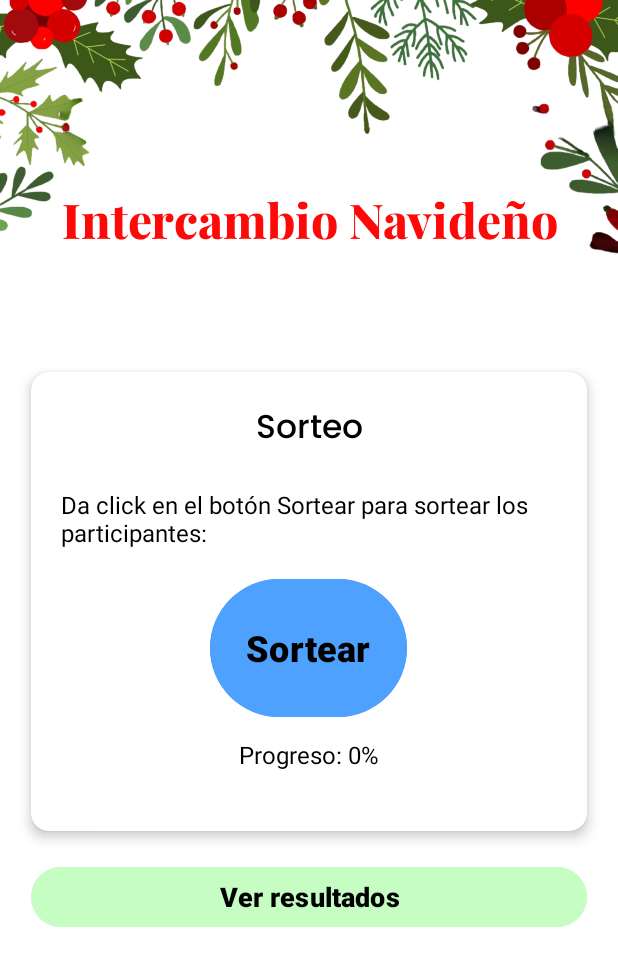
After one commit to Okynos03/AppIntercambio, an Android app: the layout activity_raffle.xml on its own in the app's theme, with its tools: preview values and no code run, on a phone screen of 412 x 824 dp. The commit adds this screen. Shown: the top 966 px of the screen. Run offline under Robolectric (Android 15) with nearby library versions, the phone set to English and light mode, and no system bars.

Commit message:
Creation of the raffle interface

```diff
--- /dev/null
+++ b/app/src/main/java/com/example/appintercambio/RaffleActivity.java
@@ -0,0 +1,91 @@
+package com.example.appintercambio;
+
+import android.content.Intent;
+import android.os.Bundle;
+import android.view.View;
+import android.widget.Button;
+import android.widget.TextView;
+import android.widget.Toast;
+
+import androidx.appcompat.app.AppCompatActivity;
+
+public class RaffleActivity extends AppCompatActivity {
+    private TextView tvProgreso;
+    private Button btnSortear;
+    private Button btnVerResultados;
+    private boolean isRaffleCompleted = false; // comprobar que se hizo el sorteo
+
+    @Override
+    protected void onCreate(Bundle savedInstanceState) {
+        super.onCreate(savedInstanceState);
+        setContentView(R.layout.activity_raffle);
+
+        tvProgreso = findViewById(R.id.tvProgreso);
+        btnSortear = findViewById(R.id.btnSortear);
+        btnVerResultados = findViewById(R.id.btnVerResultados);
+
+        // Deshabilita el botón "Ver Resultados" inicialmente
+        //btnVerResultados.setEnabled(false);
+
+        // Botón para iniciar el algoritmo de sorteo
+        btnSortear.setOnClickListener(new View.OnClickListener() {
+            @Override
+            public void onClick(View v) {
+                btnSortear.setEnabled(false);
+                iniciarAlgoritmoDeSorteo();
+            }
+        });
+
+        // Te lleva a la activity de resultados
+        btnVerResultados.setOnClickListener(new View.OnClickListener() {
+            @Override
+            public void onClick(View v) {
+
+                if (isRaffleCompleted) {
+                    System.out.println("holaaaaaaaa");
+                    // Inicia la nueva actividad
+                    //Intent intent = new Intent(RaffleActivity.this, ResultadoActivity.class);
+                    //startActivity(intent);
+                } else {
+                    // Muestra un Toast indicando que primero debes realizar el sorteo
+                    Toast.makeText(RaffleActivity.this, "Debes realizar el sorteo antes de ver los resultados", Toast.LENGTH_SHORT).show();
+                }
+            }
+        });
+    }
+
+    private void iniciarAlgoritmoDeSorteo() {
+        // Aquí se ejecuta el algoritmo de sorteo
+        // Simulacion del algoritmo para fines practicos xd
+        new Thread(new Runnable() {
+            @Override
+            public void run() {
+                // Simula pasos del algoritmo
+                for (int i = 1; i <= 100; i++) {
+                    final int progreso = i;
+
+                    // Actualiza el TextView en el hilo de la interfaz de usuario
+                    runOnUiThread(new Runnable() {
+                        @Override
+                        public void run() {
+                            tvProgreso.setText("Progreso: " + progreso + "%");
+
+                            // Habilita el boton Ver Resultados cuando el progreso llega al 100%
+                            if (progreso == 100) {
+                                btnVerResultados.setEnabled(true);
+                                isRaffleCompleted = true; // Establece que el sorteo ha sido completado
+                            }
+                        }
+                    });
+
+                    // Simula tiempo de procesamiento
+                    try {
+                        Thread.sleep(25); // Pausa de 50 milisegundos
+                    } catch (InterruptedException e) {
+                        e.printStackTrace();
+                    }
+                }
+            }
+        }).start();
+    }
+}
--- /dev/null
+++ b/app/src/main/res/layout/activity_raffle.xml
@@ -0,0 +1,146 @@
+<?xml version="1.0" encoding="utf-8"?>
+<androidx.constraintlayout.widget.ConstraintLayout xmlns:android="http://schemas.android.com/apk/res/android"
+    xmlns:app="http://schemas.android.com/apk/res-auto"
+    android:id="@+id/registro"
+    android:layout_width="match_parent"
+    android:layout_height="match_parent"
+    android:background="@android:color/white">
+
+    <!-- Guidelines para establecer los márgenes -->
+    <androidx.constraintlayout.widget.Guideline
+        android:id="@+id/guideline_top"
+        android:layout_width="wrap_content"
+        android:layout_height="wrap_content"
+        android:orientation="horizontal"
+        app:layout_constraintGuide_percent="0.05" />
+
+    <androidx.constraintlayout.widget.Guideline
+        android:id="@+id/guideline_bottom"
+        android:layout_width="wrap_content"
+        android:layout_height="wrap_content"
+        android:orientation="horizontal"
+        app:layout_constraintGuide_percent="0.96" />
+
+    <androidx.constraintlayout.widget.Guideline
+        android:id="@+id/guideline_start"
+        android:layout_width="wrap_content"
+        android:layout_height="wrap_content"
+        android:orientation="vertical"
+        app:layout_constraintGuide_percent="0.05" />
+
+    <androidx.constraintlayout.widget.Guideline
+        android:id="@+id/guideline_end"
+        android:layout_width="wrap_content"
+        android:layout_height="wrap_content"
+        android:orientation="vertical"
+        app:layout_constraintGuide_percent="0.95" />
+
+    <!-- Imagen decorativa en la parte superior -->
+    <ImageView
+        android:id="@+id/headerDecoration"
+        android:layout_width="match_parent"
+        android:layout_height="wrap_content"
+        android:src="@drawable/listonnochebuena"
+        android:scaleType="fitXY"
+        android:adjustViewBounds="true"
+        app:layout_constraintTop_toTopOf="parent"
+        app:layout_constraintStart_toStartOf="parent"
+        app:layout_constraintEnd_toEndOf="parent"
+        android:layout_marginBottom="8dp"/>
+
+    <!-- Título -->
+    <TextView
+        android:id="@+id/titleTextView"
+        android:layout_width="0dp"
+        android:layout_height="wrap_content"
+        android:gravity="center"
+        android:text="Intercambio Navideño"
+        android:textColor="#FF0808"
+        android:textSize="32sp"
+        android:fontFamily="@font/play_bold"
+        app:layout_constraintEnd_toEndOf="@id/guideline_end"
+        app:layout_constraintStart_toStartOf="@id/guideline_start"
+        app:layout_constraintTop_toTopOf="@id/guideline_top"
+        android:layout_marginTop="80dp"/>
+
+    <!-- Card del formulario -->
+    <androidx.cardview.widget.CardView
+        android:id="@+id/formCardView"
+        android:layout_width="0dp"
+        android:layout_height="wrap_content"
+        android:layout_marginTop="80dp"
+        app:cardBackgroundColor="#FFFFFF"
+        app:cardCornerRadius="12dp"
+        app:cardElevation="5dp"
+        app:strokeWidth="10dp"
+        app:strokeColor="#000000"
+        app:layout_constraintEnd_toEndOf="@id/guideline_end"
+        app:layout_constraintStart_toStartOf="@id/guideline_start"
+        app:layout_constraintTop_toBottomOf="@id/titleTextView">
+
+        <LinearLayout
+            android:layout_width="match_parent"
+            android:layout_height="wrap_content"
+            android:orientation="vertical"
+            android:padding="20dp">
+
+            <!-- Texto Sorteo -->
+            <TextView
+                android:layout_width="match_parent"
+                android:layout_height="wrap_content"
+                android:text="Sorteo"
+                android:textColor="#000000"
+                android:textSize="22sp"
+                android:fontFamily="@font/poppins"
+                android:gravity="center"
+                android:layout_marginBottom="20dp"/>
+
+            <TextView
+                android:id="@+id/tvInstruccion"
+                android:layout_width="wrap_content"
+                android:layout_height="wrap_content"
+                android:text="@string/instruccion_sorteo"
+                android:textColor="@android:color/black"
+                android:textSize="16sp"
+                android:layout_marginBottom="16dp"/>
+
+            <Button
+                android:id="@+id/btnSortear"
+                android:layout_width="wrap_content"
+                android:layout_height="100dp"
+                android:layout_gravity="center"
+                android:layout_marginBottom="10dp"
+                android:backgroundTint="#4EA1FF"
+                android:text="@string/boton_sortear"
+                android:textColor="@android:color/black"
+                android:textSize="24sp"
+                android:textStyle="bold" />
+
+            <TextView
+                android:id="@+id/tvProgreso"
+                android:layout_width="wrap_content"
+                android:layout_height="wrap_content"
+                android:text="@string/progreso"
+                android:textColor="@android:color/black"
+                android:textSize="16sp"
+                android:layout_gravity="center"
+                android:layout_marginBottom="20dp"/>
+        </LinearLayout>
+    </androidx.cardview.widget.CardView>
+
+    <!-- Botón Ver Resultados -->
+    <Button
+        android:id="@+id/btnVerResultados"
+        android:layout_width="0dp"
+        android:layout_height="wrap_content"
+        android:text="@string/ver_resultados"
+        android:textSize="18sp"
+        android:textStyle="bold"
+        android:backgroundTint="#C5FDC3"
+        android:textColor="@android:color/black"
+        android:layout_marginTop="20dp"
+        android:layout_marginBottom="20dp"
+        app:layout_constraintTop_toBottomOf="@id/formCardView"
+        app:layout_constraintStart_toStartOf="@id/formCardView"
+        app:layout_constraintEnd_toEndOf="@id/formCardView"/>
+</androidx.constraintlayout.widget.ConstraintLayout>
--- a/app/src/main/res/values/strings.xml
+++ b/app/src/main/res/values/strings.xml
@@ -1,3 +1,9 @@
 <resources>
-    <string name="app_name">AppIntercambio</string>
+    <string name="app_name">Intercambio Navideño</string>
+    <string name="titulo_intercambio">Intercambio Navideño</string>
+    <string name="subtitulo_sorteo">Sorteo</string>
+    <string name="instruccion_sorteo">Da click en el botón Sortear para sortear los participantes:</string>
+    <string name="boton_sortear">Sortear</string>
+    <string name="progreso">Progreso: 0%</string>
+    <string name="ver_resultados">Ver resultados</string>
 </resources>
```
